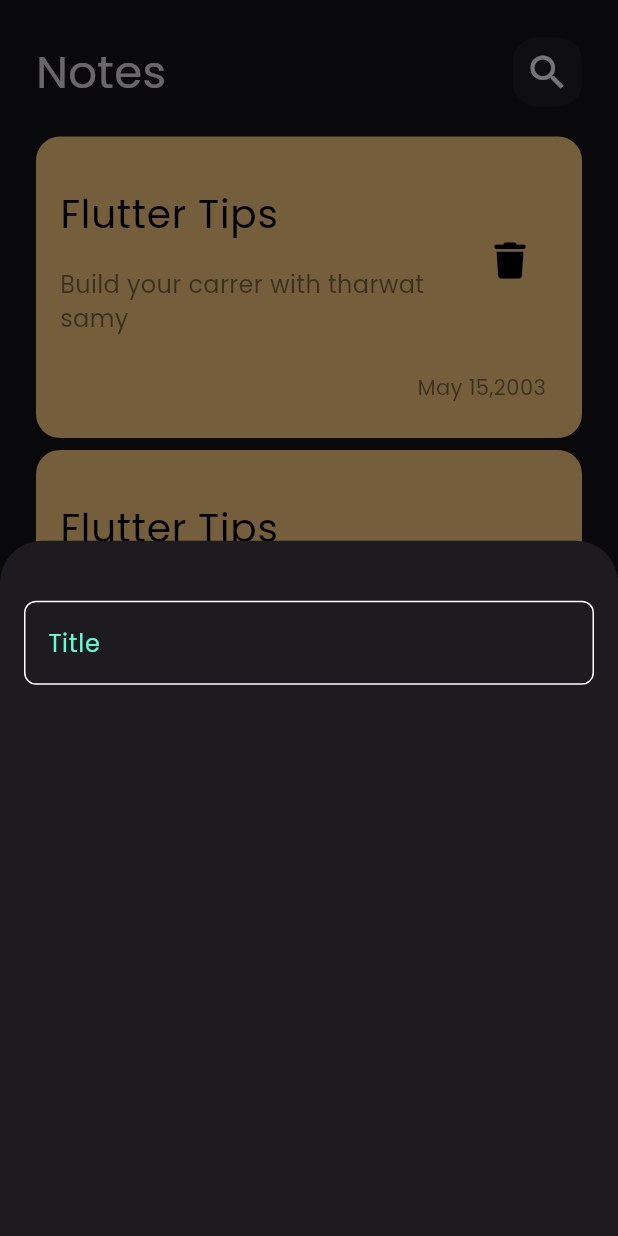
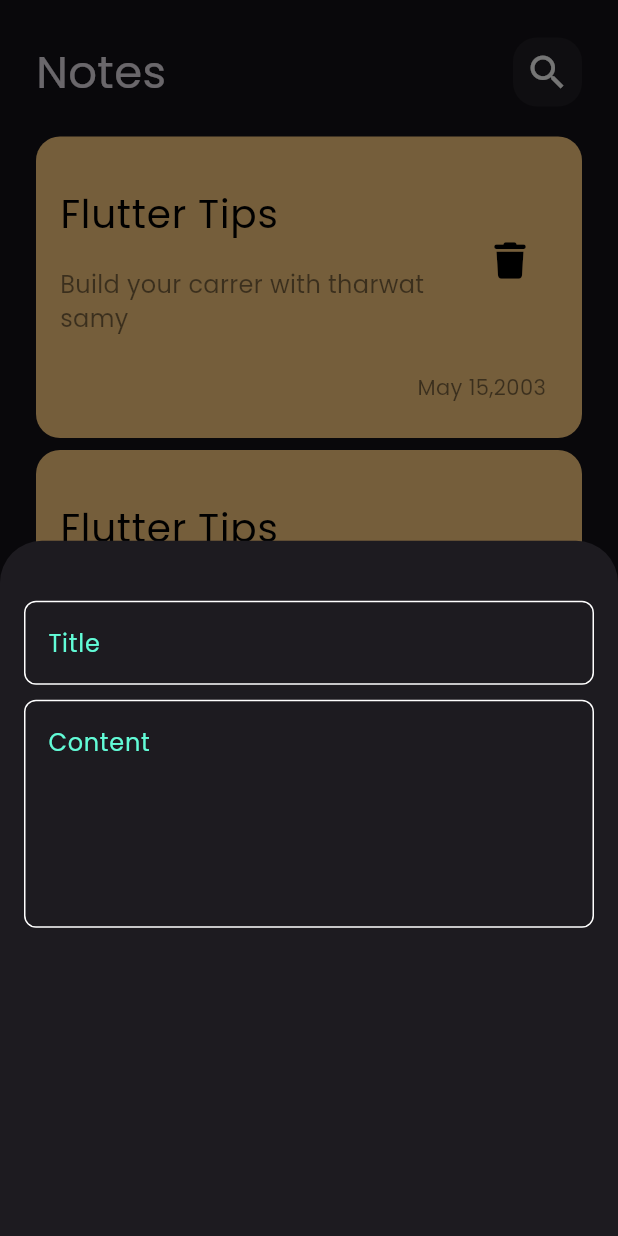
Before and after one commit to Youssef-Mustafa/notes_app, a Flutter app: the screen it shows after launch, after a tap on the "add" icon, on a phone screen of 412 x 824 dp. Run offline on Flutter 3.47's test engine with Material 3 defaults, Android fonts, the phone set to English and light mode, and no system bars; our stand-ins replace font_awesome_flutter.

Commit message:
add content text field for add note sheet

```diff
--- a/lib/views/widgets/add_note_sheet.dart
+++ b/lib/views/widgets/add_note_sheet.dart
@@ -6,14 +6,23 @@ class AddNoteSheet extends StatelessWidget {
 
   @override
   Widget build(BuildContext context) {
-    return Padding(
+    return const Padding(
       padding: EdgeInsets.symmetric(horizontal: 16),
       child: Column(
         children: [
           SizedBox(
             height: 40,
           ),
-          CustomTextField(),
+          CustomTextField(
+            hintText: 'Title',
+          ),
+          SizedBox(
+            height: 10,
+          ),
+          CustomTextField(
+            maxLines: 5,
+            hintText: 'Content',
+          ),
         ],
       ),
     );
--- a/lib/views/widgets/custom_text_field.dart
+++ b/lib/views/widgets/custom_text_field.dart
@@ -2,15 +2,19 @@ import 'package:flutter/material.dart';
 import 'package:notes_app/constant.dart';
 
 class CustomTextField extends StatelessWidget {
-  const CustomTextField({super.key});
-
+  const CustomTextField({super.key, required this.hintText, this.maxLines = 1});
+  final String hintText;
+  final int maxLines;
   @override
   Widget build(BuildContext context) {
     return TextField(
       cursorColor: kPrimaryColor,
+      maxLines: maxLines,
       decoration: InputDecoration(
-        hintText: 'Title',
-        hintStyle: const TextStyle(color: kPrimaryColor),
+        hintText: hintText,
+        hintStyle: const TextStyle(
+          color: kPrimaryColor,
+        ),
         enabledBorder: buildBorder(),
         focusedBorder: buildBorder(kPrimaryColor),
         border: OutlineInputBorder(
```
